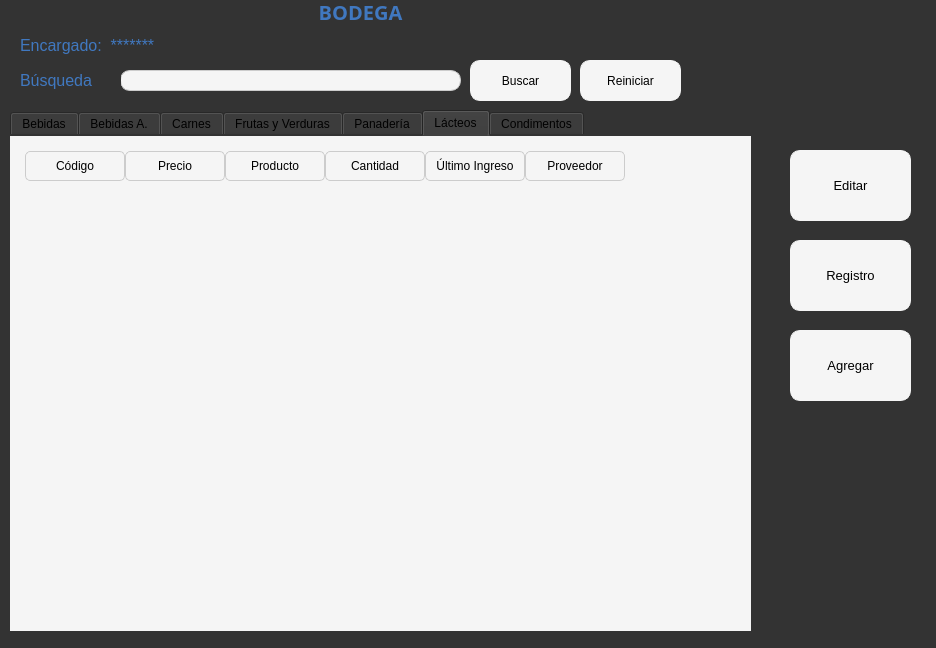
Kodegmxz/Proyecto, file Ui/Almacen/u_almacen.ui: the form before one commit.
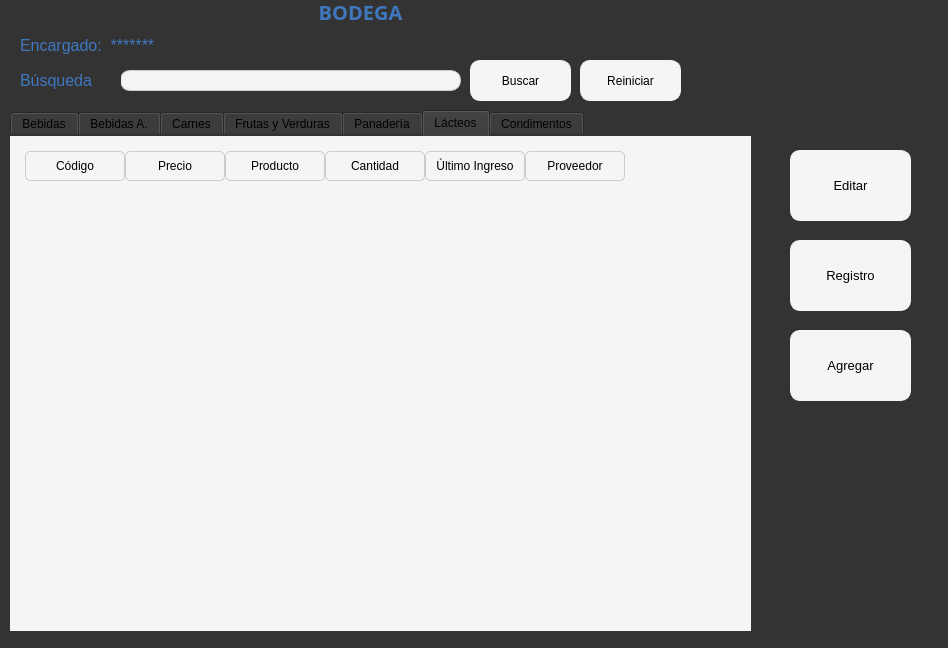
The form after the commit.

```diff
--- a/Ui/Almacen/u_almacen.ui
+++ b/Ui/Almacen/u_almacen.ui
@@ -6,7 +6,7 @@
    <rect>
     <x>0</x>
     <y>0</y>
-    <width>936</width>
+    <width>948</width>
     <height>648</height>
    </rect>
   </property>
```
